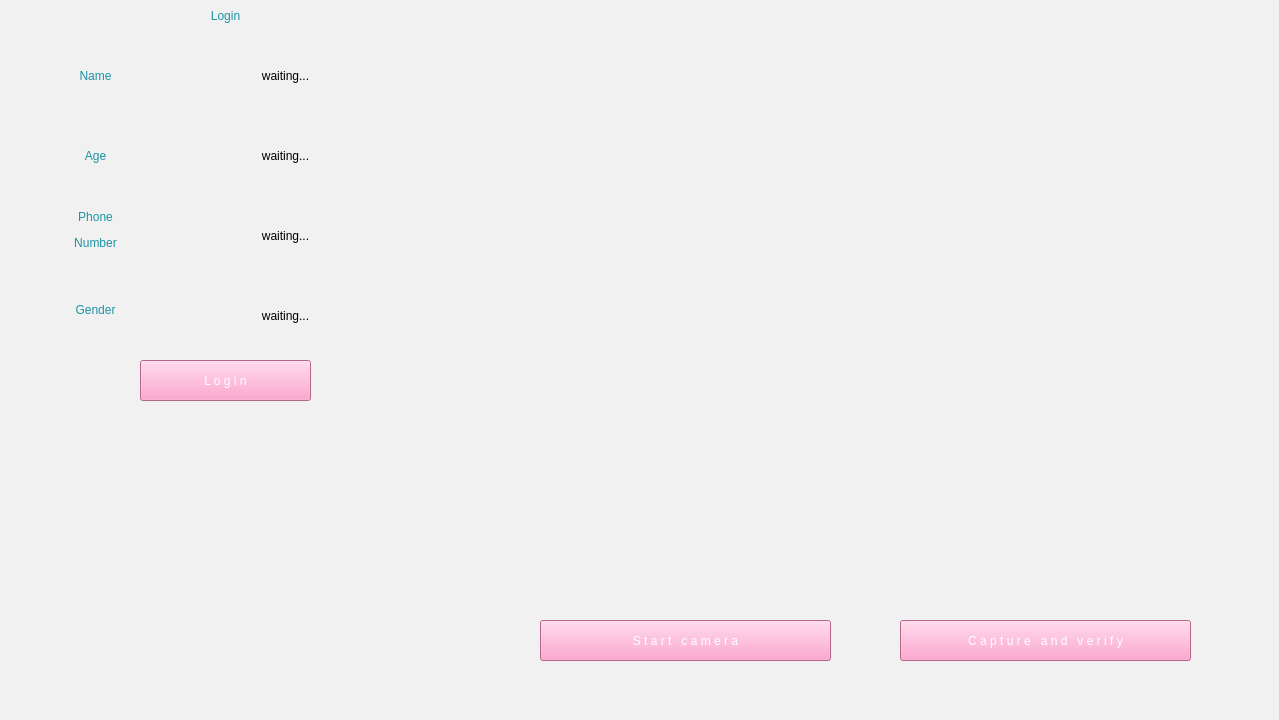
Before: the Qt Designer form UI/login.ui in TheAeonianDuke/DBMS-Project, drawn with Qt 5.
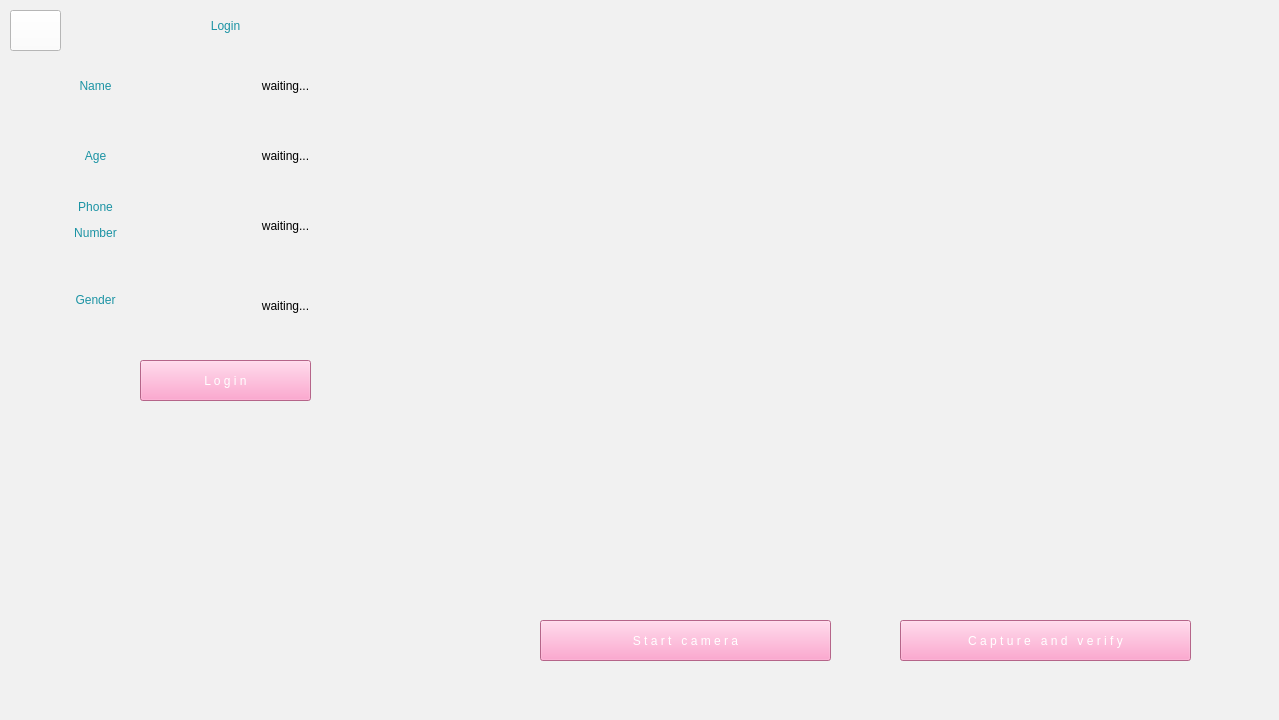
After: the same form once the commit is applied. Icons and pictures are not drawn.

```diff
--- a/UI/login.ui
+++ b/UI/login.ui
@@ -40,7 +40,7 @@
     <property name="geometry">
      <rect>
       <x>100</x>
-      <y>0</y>
+      <y>10</y>
       <width>251</width>
       <height>31</height>
      </rect>
@@ -60,7 +60,7 @@
     <property name="geometry">
      <rect>
       <x>50</x>
-      <y>280</y>
+      <y>270</y>
       <width>91</width>
       <height>61</height>
      </rect>
@@ -80,7 +80,7 @@
     <property name="geometry">
      <rect>
       <x>50</x>
-      <y>60</y>
+      <y>70</y>
       <width>91</width>
       <height>31</height>
      </rect>
@@ -120,7 +120,7 @@
     <property name="geometry">
      <rect>
       <x>50</x>
-      <y>200</y>
+      <y>190</y>
       <width>91</width>
       <height>61</height>
      </rect>
@@ -172,7 +172,7 @@
     <property name="geometry">
      <rect>
       <x>140</x>
-      <y>60</y>
+      <y>70</y>
       <width>291</width>
       <height>31</height>
      </rect>
@@ -212,7 +212,7 @@
     <property name="geometry">
      <rect>
       <x>140</x>
-      <y>220</y>
+      <y>210</y>
       <width>291</width>
       <height>31</height>
      </rect>
@@ -232,7 +232,7 @@
     <property name="geometry">
      <rect>
       <x>140</x>
-      <y>300</y>
+      <y>290</y>
       <width>291</width>
       <height>31</height>
      </rect>
@@ -280,6 +280,32 @@
      <string>L o g i n</string>
     </property>
    </widget>
+   <widget class="QPushButton" name="backbtn_2">
+    <property name="geometry">
+     <rect>
+      <x>10</x>
+      <y>10</y>
+      <width>51</width>
+      <height>41</height>
+     </rect>
+    </property>
+    <property name="styleSheet">
+     <string notr="true">background-color: rgb(255, 255, 255);</string>
+    </property>
+    <property name="text">
+     <string/>
+    </property>
+    <property name="icon">
+     <iconset>
+      <normaloff>../Images/3646423e2df5a8a39333e2aa8bbcc8e1_back-arrow-icon-png-image-free-download-searchpngcom_715-715.png</normaloff>../Images/3646423e2df5a8a39333e2aa8bbcc8e1_back-arrow-icon-png-image-free-download-searchpngcom_715-715.png</iconset>
+    </property>
+    <property name="iconSize">
+     <size>
+      <width>32</width>
+      <height>32</height>
+     </size>
+    </property>
+   </widget>
   </widget>
   <widget class="QMenuBar" name="menubar">
    <property name="geometry">
```
Left out of the diff: 19 changed lines with no effect on the pictures.
